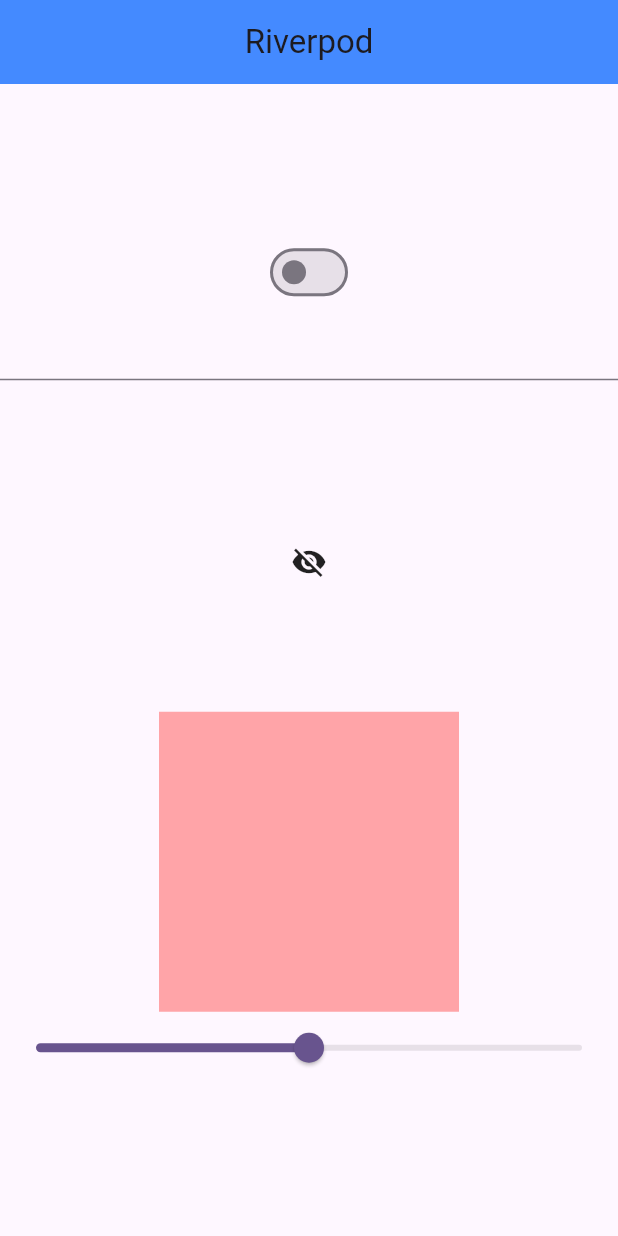
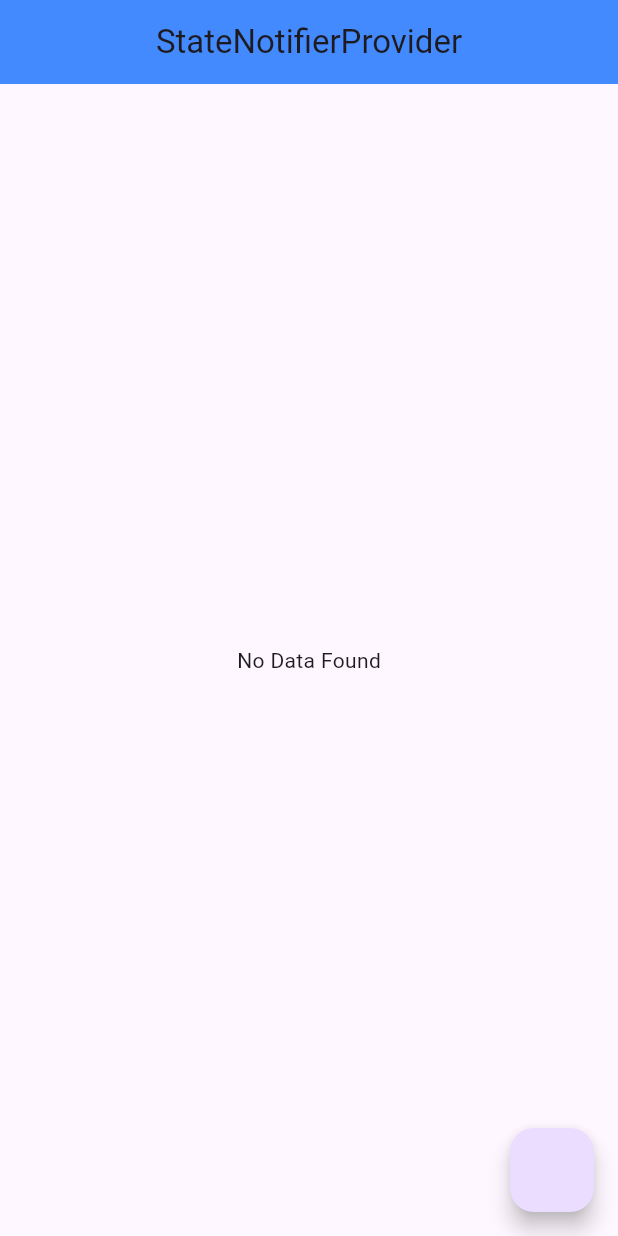
Before and after one commit to Irtaza4/riverpod, a Flutter app: the screen it shows after launch, on a phone screen of 412 x 824 dp. Run offline on Flutter 3.47's test engine with Material 3 defaults, Android fonts, the phone set to English and light mode, and no system bars; our stand-ins replace flutter_riverpod.

Commit message:
statenotifierprovider

```diff
--- a/lib/home.dart
+++ b/lib/home.dart
@@ -1,167 +1,225 @@
-
 import 'package:flutter/material.dart';
 import 'package:flutter_riverpod/flutter_riverpod.dart';
-import 'package:riverpod_practice/search_provider.dart';
-import 'package:riverpod_practice/slide_provider.dart';
-
-// final hello = StateProvider<int>((ref){
-//   return 0;
-// });
-// final switchPro = StateProvider<bool>((ref){
-//   return false;
-// });
+import 'package:riverpod_practice/item_provider.dart';
 
 class Home extends ConsumerWidget {
   const Home({super.key});
 
   @override
   Widget build(BuildContext context,WidgetRef ref) {
-
-    // print('countigngngn');
-
+    final item = ref.watch(itemProvider);
     return Scaffold(
       appBar: AppBar(
-        title: Text('Riverpod'),
+        title: Text('StateNotifierProvider'),
         centerTitle: true,
         backgroundColor: Colors.blueAccent,
       ),
-      body: Column(
-        mainAxisAlignment: MainAxisAlignment.center,
-        children: [
-          Consumer(builder: (context,ref,child){
-            print('change');
-            final searchP = ref.watch((searchProvider).select((state)=>state.isChange));
-            return Switch(value:searchP , onChanged: (value){
-              ref.read(searchProvider.notifier).isChange(value);
-            });
-          }),
-          TextField(
-            onChanged: (value){
-              ref.read(searchProvider.notifier).search(value);
-            },
+      floatingActionButton: FloatingActionButton(onPressed: (){
+        ref.read(itemProvider.notifier).addItem('New Item');
+      }),
+      body: item.isEmpty? Center(child: Text('No Data Found')):ListView.builder(
+          itemCount: item.length,
+          itemBuilder: (context,index){
+        final data = item[index];
+        return ListTile(
+          title: Text(data.name),
+          subtitle: Text(data.id),
+          trailing: Row(
+            mainAxisSize: MainAxisSize.min,
+            children: [
+              IconButton(onPressed: (){
+                ref.read(itemProvider.notifier).updateItem(data.id,'irtaza');
+              }, icon: Icon(Icons.edit)),
+              IconButton(onPressed: (){
+              ref.read(itemProvider.notifier).deleteItem(data.id);
+              }, icon: Icon(Icons.delete)),
+            ],
           ),
-          Consumer(builder: (context,ref,child){
-            print('search');
-            final searchP = ref.watch((searchProvider).select((state)=>state.search));
-            return Text(searchP);
-          }),
-          Consumer(builder: (context,ref,child){
-            print('vidlslel');
-            final sliderD = ref.watch(sliderProvider.select((state)=>state.showPassword));
-            return Center(
-              child: InkWell(
-                onTap: (){
-                  final slideProvider = ref.read(sliderProvider.notifier);
-                  slideProvider.state=slideProvider.state.copyWith(showPassword: !sliderD);
-                },
-                child: Container(
-                  height: 200,
-                  width: 200,
-                  child: sliderD?Icon(Icons.visibility):Icon(Icons.visibility_off)
-                ),
-              ),
-            );
-          }),
-          Consumer(builder: (context,ref,child){
-            final sliderD = ref.watch(sliderProvider.select((state)=>state.slider));
-            return Center(
-              child: Container(
-                height: 200,
-                width: 200,
-                color: Colors.redAccent.withOpacity(sliderD),
-              ),
-            );
-          }),
+        );
 
-          Consumer(builder: (context,ref,child){
-            final sliderD = ref.watch(sliderProvider.select((state)=>state.slider));
-            return Slider(value: sliderD, onChanged: (value){
-              final stateProvider = ref.read(sliderProvider.notifier);
-              stateProvider.state=stateProvider.state.copyWith(slider: value);
-            });
-          })
-
-          // Consumer(builder: (context,ref,child){
-          //   print("contsessss");
-          //   final counter = ref.watch(hello);
-          //   return Center(child: Text(counter.toString(),style: TextStyle(
-          //       fontSize: 30
-          //   ),));
-          // }),
-          // Consumer(builder: (context,ref,child){
-          //   final value = ref.watch(switchPro);
-          //   return Switch(value: value, onChanged: (Value){
-          //     ref.read(switchPro.notifier).state=Value;
-          //   });
-          // }),
-
-          // Row(
-          //   mainAxisAlignment: MainAxisAlignment.center,
-          //   children: [
-          //     // ElevatedButton(onPressed: (){
-          //     //   ref.read(hello.notifier).state++;
-          //     // }, child: Icon(Icons.add)),
-          //     // SizedBox(width: 10,),
-          //     // ElevatedButton(onPressed: (){
-          //     //   ref.read(hello.notifier).state--;
-          //     // }, child: Icon(Icons.minimize)),
-          //   ],
-          // )
-        ],
-      ),
+      }),
     );
   }
 }
 
 
-// class Home extends ConsumerStatefulWidget {
+
+
+
+
+
+
+
+
+
+
+
+
+
+//
+// import 'package:flutter/material.dart';
+// import 'package:flutter_riverpod/flutter_riverpod.dart';
+// import 'package:riverpod_practice/search_provider.dart';
+// import 'package:riverpod_practice/slide_provider.dart';
+//
+// // final hello = StateProvider<int>((ref){
+// //   return 0;
+// // });
+// // final switchPro = StateProvider<bool>((ref){
+// //   return false;
+// // });
+//
+// class Home extends ConsumerWidget {
 //   const Home({super.key});
 //
 //   @override
-//   ConsumerState<Home> createState() => _HomeState();
-// }
+//   Widget build(BuildContext context,WidgetRef ref) {
 //
-// class _HomeState extends ConsumerState<Home> {
-//   @override
-//   Widget build(BuildContext context) {
-//     final hello2 = ref.watch(hello);
+//     // print('countigngngn');
+//
 //     return Scaffold(
+//       appBar: AppBar(
+//         title: Text('Riverpod'),
+//         centerTitle: true,
+//         backgroundColor: Colors.blueAccent,
+//       ),
 //       body: Column(
 //         mainAxisAlignment: MainAxisAlignment.center,
 //         children: [
-//           Center(child: Text(hello2.toString(),style: TextStyle(fontSize: 30),)),
-//        Row(
-//          mainAxisAlignment: MainAxisAlignment.center,
-//          children: [
+//           Consumer(builder: (context,ref,child){
+//             print('change');
+//             final searchP = ref.watch((searchProvider).select((state)=>state.isChange));
+//             return Switch(value:searchP , onChanged: (value){
+//               ref.read(searchProvider.notifier).isChange(value);
+//             });
+//           }),
+//           TextField(
+//             onChanged: (value){
+//               ref.read(searchProvider.notifier).search(value);
+//             },
+//           ),
+//           Consumer(builder: (context,ref,child){
+//             print('search');
+//             final searchP = ref.watch((searchProvider).select((state)=>state.search));
+//             return Text(searchP);
+//           }),
+//           Consumer(builder: (context,ref,child){
+//             print('vidlslel');
+//             final sliderD = ref.watch(sliderProvider.select((state)=>state.showPassword));
+//             return Center(
+//               child: InkWell(
+//                 onTap: (){
+//                   final slideProvider = ref.read(sliderProvider.notifier);
+//                   slideProvider.state=slideProvider.state.copyWith(showPassword: !sliderD);
+//                 },
+//                 child: Container(
+//                   height: 200,
+//                   width: 200,
+//                   child: sliderD?Icon(Icons.visibility):Icon(Icons.visibility_off)
+//                 ),
+//               ),
+//             );
+//           }),
+//           Consumer(builder: (context,ref,child){
+//             final sliderD = ref.watch(sliderProvider.select((state)=>state.slider));
+//             return Center(
+//               child: Container(
+//                 height: 200,
+//                 width: 200,
+//                 color: Colors.redAccent.withOpacity(sliderD),
+//               ),
+//             );
+//           }),
 //
-//            ElevatedButton(onPressed: (){
-//              ref.read(hello.notifier).state++;
-//            }, child: Icon(Icons.add)),
-//            ElevatedButton(onPressed: (){
-//              ref.read(hello.notifier).state--;
-//            }, child: Icon(Icons.minimize)),
-//          ],
-//        )
+//           Consumer(builder: (context,ref,child){
+//             final sliderD = ref.watch(sliderProvider.select((state)=>state.slider));
+//             return Slider(value: sliderD, onChanged: (value){
+//               final stateProvider = ref.read(sliderProvider.notifier);
+//               stateProvider.state=stateProvider.state.copyWith(slider: value);
+//             });
+//           })
 //
+//           // Consumer(builder: (context,ref,child){
+//           //   print("contsessss");
+//           //   final counter = ref.watch(hello);
+//           //   return Center(child: Text(counter.toString(),style: TextStyle(
+//           //       fontSize: 30
+//           //   ),));
+//           // }),
+//           // Consumer(builder: (context,ref,child){
+//           //   final value = ref.watch(switchPro);
+//           //   return Switch(value: value, onChanged: (Value){
+//           //     ref.read(switchPro.notifier).state=Value;
+//           //   });
+//           // }),
+//
+//           // Row(
+//           //   mainAxisAlignment: MainAxisAlignment.center,
+//           //   children: [
+//           //     // ElevatedButton(onPressed: (){
+//           //     //   ref.read(hello.notifier).state++;
+//           //     // }, child: Icon(Icons.add)),
+//           //     // SizedBox(width: 10,),
+//           //     // ElevatedButton(onPressed: (){
+//           //     //   ref.read(hello.notifier).state--;
+//           //     // }, child: Icon(Icons.minimize)),
+//           //   ],
+//           // )
 //         ],
 //       ),
 //     );
 //   }
 // }
-
-// class Home extends ConsumerWidget {
-//   const Home({super.key});
 //
-//   @override
-//   Widget build(BuildContext context,WidgetRef ref) {
-//     final hello2 = ref.watch(hello);
-//     return Scaffold(
-//       body:
-//       Column(
-//         children: [
-//           Text(hello2)
-//         ],
-//       ),
-//     );
-//   }
-// }
+//
+// // class Home extends ConsumerStatefulWidget {
+// //   const Home({super.key});
+// //
+// //   @override
+// //   ConsumerState<Home> createState() => _HomeState();
+// // }
+// //
+// // class _HomeState extends ConsumerState<Home> {
+// //   @override
+// //   Widget build(BuildContext context) {
+// //     final hello2 = ref.watch(hello);
+// //     return Scaffold(
+// //       body: Column(
+// //         mainAxisAlignment: MainAxisAlignment.center,
+// //         children: [
+// //           Center(child: Text(hello2.toString(),style: TextStyle(fontSize: 30),)),
+// //        Row(
+// //          mainAxisAlignment: MainAxisAlignment.center,
+// //          children: [
+// //
+// //            ElevatedButton(onPressed: (){
+// //              ref.read(hello.notifier).state++;
+// //            }, child: Icon(Icons.add)),
+// //            ElevatedButton(onPressed: (){
+// //              ref.read(hello.notifier).state--;
+// //            }, child: Icon(Icons.minimize)),
+// //          ],
+// //        )
+// //
+// //         ],
+// //       ),
+// //     );
+// //   }
+// // }
+//
+// // class Home extends ConsumerWidget {
+// //   const Home({super.key});
+// //
+// //   @override
+// //   Widget build(BuildContext context,WidgetRef ref) {
+// //     final hello2 = ref.watch(hello);
+// //     return Scaffold(
+// //       body:
+// //       Column(
+// //         children: [
+// //           Text(hello2)
+// //         ],
+// //       ),
+// //     );
+// //   }
+// // }
--- /dev/null
+++ b/lib/item.dart
@@ -0,0 +1,6 @@
+class Item{
+   String name;
+  final String id;
+  Item({required this.name,required this.id});
+
+}
--- /dev/null
+++ b/lib/item_provider.dart
@@ -0,0 +1,26 @@
+
+import 'package:flutter_riverpod/flutter_riverpod.dart';
+import 'package:riverpod_practice/item.dart';
+
+final itemProvider = StateNotifierProvider<ItemNotifier,List<Item>>((ref){
+return ItemNotifier();
+});
+
+class ItemNotifier extends StateNotifier<List<Item>>{
+  ItemNotifier(): super([]);
+  void addItem(String data){
+    final item = Item(name: data, id: DateTime.now().millisecondsSinceEpoch.toString());
+    state.add(item);
+    state = state.toList();
+  }
+  void deleteItem(String id){
+    state.removeWhere((item)=>item.id==id);
+    state = state.toList();
+  }
+  void updateItem(String id , String name){
+    final foundIndex = state.indexWhere((item)=> item.id == id );
+    state[foundIndex].name = name;
+    state.toList();
+  }
+
+}
```
